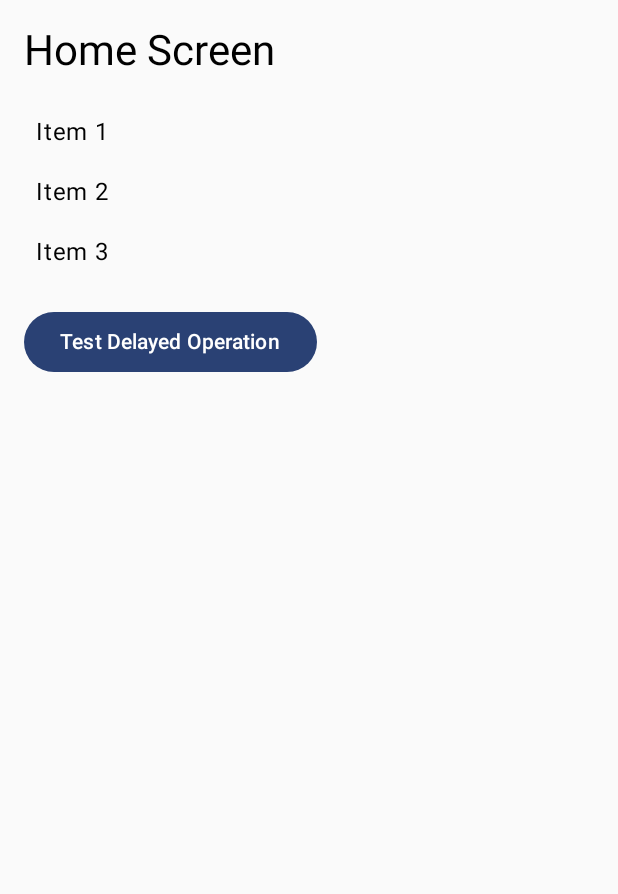
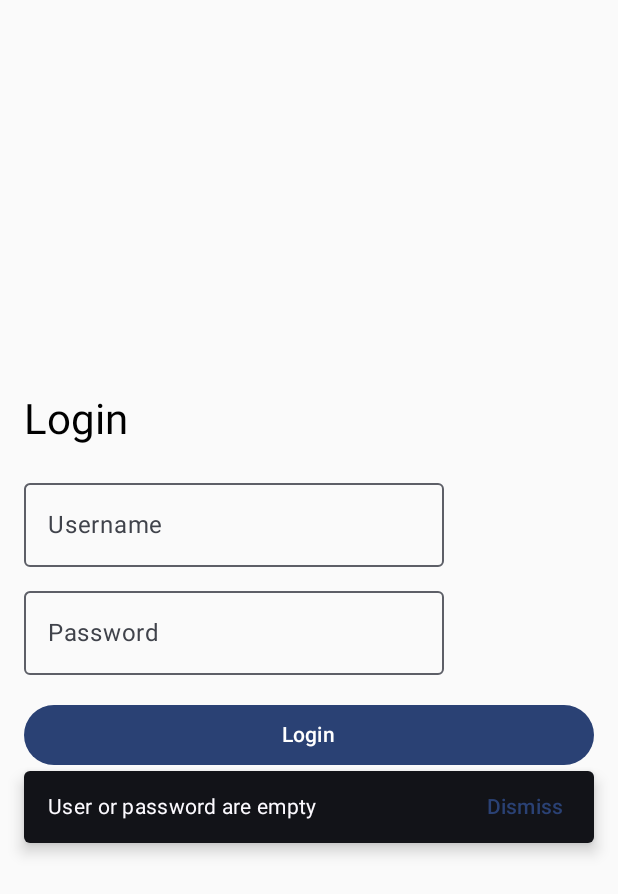
Before and after one commit to carlosjimz87/MaestroTestingDemo, an Android app built with Jetpack Compose: the screen it shows after launch (MainActivity), after a tap on "Login", on a phone screen of 412 x 824 dp. Shown: the top 894 px of the screen. Run offline under Robolectric (Android 15) with nearby library versions, the phone set to English and light mode, and no system bars.

Commit message:
Improve and refactor

```diff
--- a/app/build.gradle.kts
+++ b/app/build.gradle.kts
@@ -6,7 +6,7 @@ plugins {
 
 android {
     namespace = "com.carlosjimz87.maestrotestingdemo"
-    compileSdk = 34
+    compileSdk = 35
 
     defaultConfig {
         applicationId = "com.carlosjimz87.maestrotestingdemo"
--- a/app/src/main/java/com/carlosjimz87/maestrotestingdemo/MainActivity.kt
+++ b/app/src/main/java/com/carlosjimz87/maestrotestingdemo/MainActivity.kt
@@ -4,39 +4,12 @@ import android.os.Bundle
 import androidx.activity.ComponentActivity
 import androidx.activity.compose.setContent
 import androidx.activity.enableEdgeToEdge
-import androidx.compose.foundation.clickable
-import androidx.compose.foundation.layout.Arrangement
-import androidx.compose.foundation.layout.Column
-import androidx.compose.foundation.layout.Spacer
-import androidx.compose.foundation.layout.fillMaxSize
-import androidx.compose.foundation.layout.fillMaxWidth
-import androidx.compose.foundation.layout.height
-import androidx.compose.foundation.layout.padding
-import androidx.compose.foundation.lazy.LazyColumn
-import androidx.compose.foundation.lazy.items
-import androidx.compose.material3.Button
-import androidx.compose.material3.CircularProgressIndicator
-import androidx.compose.material3.MaterialTheme
-import androidx.compose.material3.OutlinedTextField
-import androidx.compose.material3.Text
 import androidx.compose.runtime.Composable
-import androidx.compose.runtime.LaunchedEffect
-import androidx.compose.runtime.getValue
-import androidx.compose.runtime.mutableStateOf
-import androidx.compose.runtime.remember
-import androidx.compose.runtime.setValue
-import androidx.compose.ui.Modifier
-import androidx.compose.ui.graphics.Color
-import androidx.compose.ui.text.input.PasswordVisualTransformation
-import androidx.compose.ui.text.input.TextFieldValue
 import androidx.compose.ui.tooling.preview.Preview
-import androidx.compose.ui.unit.dp
-import androidx.navigation.NavController
-import androidx.navigation.compose.NavHost
-import androidx.navigation.compose.composable
 import androidx.navigation.compose.rememberNavController
+import com.carlosjimz87.maestrotestingdemo.navigation.MyNavController
+import com.carlosjimz87.maestrotestingdemo.ui.screens.LoginScreen
 import com.carlosjimz87.maestrotestingdemo.ui.theme.MaestroTestingDemoTheme
-import kotlinx.coroutines.delay
 
 class MainActivity : ComponentActivity() {
     override fun onCreate(savedInstanceState: Bundle?) {
@@ -53,111 +26,13 @@ class MainActivity : ComponentActivity() {
 @Composable
 fun MaestroDemoApp() {
     val navController = rememberNavController()
-
-    NavHost(navController, startDestination = "login") {
-        composable("login") { LoginScreen(navController) }
-        composable("home") { HomeScreen(navController) }
-        composable("details/{item}") { backStackEntry ->
-            val item = backStackEntry.arguments?.getString("item") ?: "Unknown"
-            DetailsScreen(item)
-        }
-        composable("delayed") { DelayedOperationScreen() }
-    }
+    MyNavController(navController)
 }
 
-@Composable
-fun LoginScreen(navController: NavController) {
-    var username by remember { mutableStateOf(TextFieldValue()) }
-    var password by remember { mutableStateOf(TextFieldValue()) }
 
-    Column(
-        modifier = Modifier.fillMaxSize().padding(16.dp),
-        verticalArrangement = Arrangement.Center
-    ) {
-        Text(text = "Login", style = MaterialTheme.typography.headlineMedium)
-        Spacer(modifier = Modifier.height(16.dp))
 
-        OutlinedTextField(
-            value = username,
-            onValueChange = { username = it },
-            label = { Text("Username") }
-        )
-        Spacer(modifier = Modifier.height(8.dp))
 
-        OutlinedTextField(
-            value = password,
-            onValueChange = { password = it },
-            label = { Text("Password") },
-            visualTransformation = PasswordVisualTransformation()
-        )
-        Spacer(modifier = Modifier.height(16.dp))
 
-        Button(
-            onClick = { navController.navigate("home") },
-            modifier = Modifier.fillMaxWidth()
-        ) {
-            Text("Login")
-        }
-    }
-}
-
-@Composable
-fun HomeScreen(navController: NavController) {
-    val items = listOf("Item 1", "Item 2", "Item 3")
-
-    Column(
-        modifier = Modifier.fillMaxSize().padding(16.dp)
-    ) {
-        Text("Home Screen", style = MaterialTheme.typography.headlineMedium)
-        Spacer(modifier = Modifier.height(16.dp))
-
-        LazyColumn {
-            items(items) { item ->
-                Text(
-                    text = item,
-                    modifier = Modifier.fillMaxWidth().padding(8.dp).clickable {
-                        navController.navigate("details/$item")
-                    }
-                )
-            }
-        }
-        Spacer(modifier = Modifier.height(16.dp))
-        Button(onClick = { navController.navigate("delayed") }) {
-            Text("Test Delayed Operation")
-        }
-    }
-}
-
-@Composable
-fun DetailsScreen(item: String) {
-    Column(
-        modifier = Modifier.fillMaxSize().padding(16.dp),
-        verticalArrangement = Arrangement.Center
-    ) {
-        Text("Details for $item", style = MaterialTheme.typography.headlineMedium, color = Color.Blue)
-    }
-}
-
-@Composable
-fun DelayedOperationScreen() {
-    var isLoading by remember { mutableStateOf(true) }
-
-    LaunchedEffect(Unit) {
-        delay(3000)
-        isLoading = false
-    }
-
-    Column(
-        modifier = Modifier.fillMaxSize().padding(16.dp),
-        verticalArrangement = Arrangement.Center
-    ) {
-        if (isLoading) {
-            CircularProgressIndicator()
-        } else {
-            Text("Delayed Operation Completed", style = MaterialTheme.typography.headlineMedium, color = Color.Green)
-        }
-    }
-}
 
 @Preview(showBackground = true)
 @Composable
--- /dev/null
+++ b/app/src/main/java/com/carlosjimz87/maestrotestingdemo/navigation/MyNavController.kt
@@ -0,0 +1,23 @@
+package com.carlosjimz87.maestrotestingdemo.navigation
+
+import androidx.compose.runtime.Composable
+import androidx.navigation.NavHostController
+import androidx.navigation.compose.NavHost
+import androidx.navigation.compose.composable
+import com.carlosjimz87.maestrotestingdemo.ui.screens.DelayedOperationScreen
+import com.carlosjimz87.maestrotestingdemo.ui.screens.DetailsScreen
+import com.carlosjimz87.maestrotestingdemo.ui.screens.HomeScreen
+import com.carlosjimz87.maestrotestingdemo.ui.screens.LoginScreen
+
+@Composable
+fun MyNavController(navController: NavHostController) {
+    NavHost(navController, startDestination = "login") {
+        composable("login") { LoginScreen(navController) }
+        composable("home") { HomeScreen(navController) }
+        composable("details/{item}") { backStackEntry ->
+            val item = backStackEntry.arguments?.getString("item") ?: "Unknown"
+            DetailsScreen(item)
+        }
+        composable("delayed") { DelayedOperationScreen() }
+    }
+}
--- /dev/null
+++ b/app/src/main/java/com/carlosjimz87/maestrotestingdemo/ui/screens/LoginScreen.kt
@@ -0,0 +1,79 @@
+package com.carlosjimz87.maestrotestingdemo.ui.screens
+
+import androidx.compose.foundation.layout.Arrangement
+import androidx.compose.foundation.layout.Column
+import androidx.compose.foundation.layout.Spacer
+import androidx.compose.foundation.layout.fillMaxSize
+import androidx.compose.foundation.layout.fillMaxWidth
+import androidx.compose.foundation.layout.height
+import androidx.compose.foundation.layout.padding
+import androidx.compose.material3.Button
+import androidx.compose.material3.MaterialTheme
+import androidx.compose.material3.OutlinedTextField
+import androidx.compose.material3.Snackbar
+import androidx.compose.material3.Text
+import androidx.compose.material3.TextButton
+import androidx.compose.runtime.Composable
+import androidx.compose.runtime.getValue
+import androidx.compose.runtime.mutableStateOf
+import androidx.compose.runtime.remember
+import androidx.compose.runtime.setValue
+import androidx.compose.ui.Modifier
+import androidx.compose.ui.text.input.PasswordVisualTransformation
+import androidx.compose.ui.text.input.TextFieldValue
+import androidx.compose.ui.unit.dp
+import androidx.navigation.NavController
+import com.carlosjimz87.maestrotestingdemo.validators.LoginResult
+import com.carlosjimz87.maestrotestingdemo.validators.LoginValidator
+
+@Composable
+fun LoginScreen(navController: NavController) {
+    var username by remember { mutableStateOf(TextFieldValue()) }
+    var password by remember { mutableStateOf(TextFieldValue()) }
+    var snackbarMessage by remember { mutableStateOf<String?>(null) }
+
+    Column(
+        modifier = Modifier.fillMaxSize().padding(16.dp),
+        verticalArrangement = Arrangement.Center
+    ) {
+        Text(text = "Login", style = MaterialTheme.typography.headlineMedium)
+        Spacer(modifier = Modifier.height(16.dp))
+
+        OutlinedTextField(
+            value = username,
+            onValueChange = { username = it },
+            label = { Text("Username") }
+        )
+        Spacer(modifier = Modifier.height(8.dp))
+
+        OutlinedTextField(
+            value = password,
+            onValueChange = { password = it },
+            label = { Text("Password") },
+            visualTransformation = PasswordVisualTransformation()
+        )
+        Spacer(modifier = Modifier.height(16.dp))
+
+        Button(
+            onClick = {
+                val result = LoginValidator.validateCredentials(username.text, password.text)
+                when (result) {
+                    LoginResult.Success -> navController.navigate("home")
+                    is LoginResult.Error -> snackbarMessage = result.message
+                }
+            },
+            modifier = Modifier.fillMaxWidth()
+        ) {
+            Text("Login")
+        }
+        snackbarMessage?.let {
+            Snackbar(
+                action = {
+                    TextButton(onClick = { snackbarMessage = null }) {
+                        Text("Dismiss")
+                    }
+                }
+            ) { Text(it) }
+        }
+    }
+}
--- /dev/null
+++ b/app/src/main/java/com/carlosjimz87/maestrotestingdemo/validators/LoginValidator.kt
@@ -0,0 +1,21 @@
+package com.carlosjimz87.maestrotestingdemo.validators
+
+sealed class LoginResult {
+    data object Success : LoginResult()
+    data class Error(val message: String) : LoginResult()
+}
+
+object LoginValidator {
+    fun validateCredentials(user:String, pass:String): LoginResult {
+        if(user.isEmpty() || pass.isEmpty()){
+            return LoginResult.Error("User or password are empty")
+        }
+
+        if(user != "carlos" || pass != "1234"){
+            return LoginResult.Error("User or password are incorrect")
+        }
+
+        return LoginResult.Success
+    }
+
+}
```
Also changed, not shown: app/src/main/java/com/carlosjimz87/maestrotestingdemo/ui/screens/DelayedOperationScreen.kt (added, +40 -0 lines), app/src/main/java/com/carlosjimz87/maestrotestingdemo/ui/screens/DetailsScreen.kt (added, +22 -0 lines), app/src/main/java/com/carlosjimz87/maestrotestingdemo/ui/screens/HomeScreen.kt (added, +45 -0 lines).
